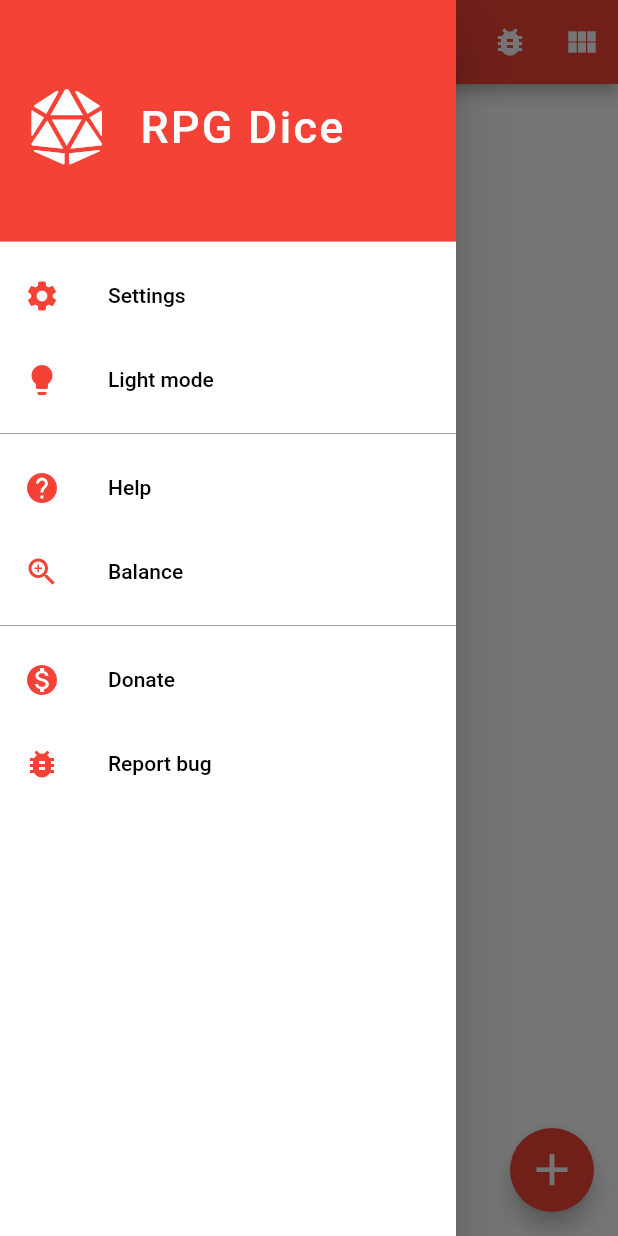
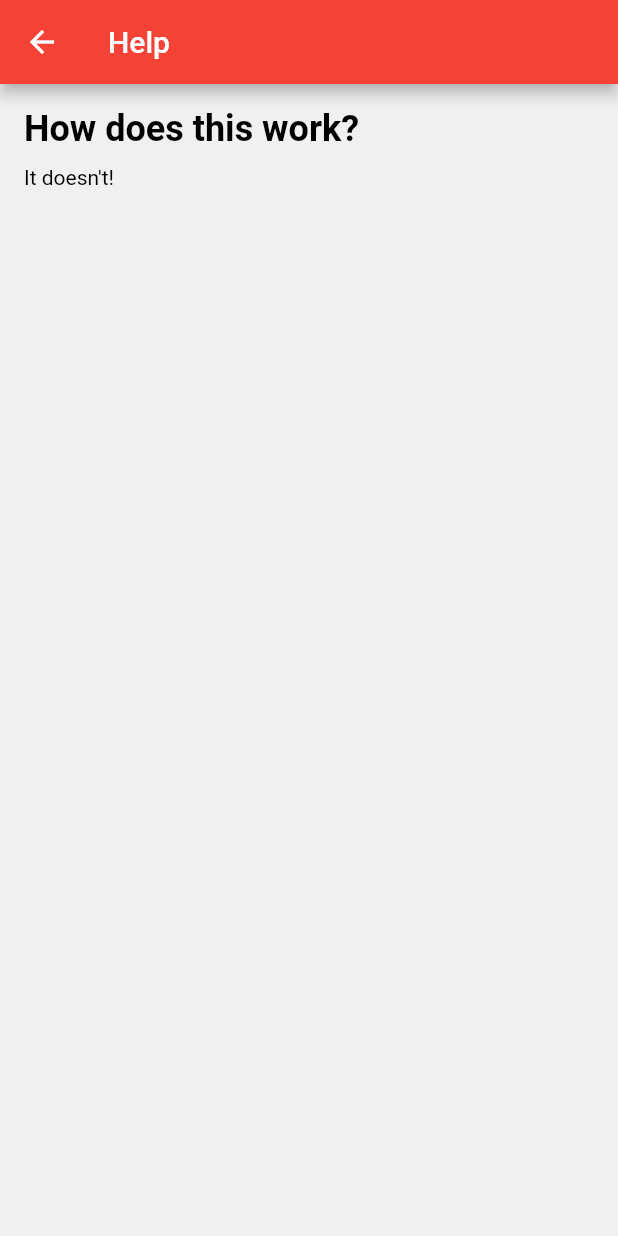
Before and after one commit to rijkdw/rpg-dice-app, a Flutter app: the screen it shows after launch, in the side drawer, after a tap on "Help", on a phone screen of 412 x 824 dp. Run offline on Flutter 3.47's test engine with Material 2 defaults, Android fonts, the phone set to English and light mode, and no system bars; our stand-ins replace fl_chart, flutter_spinkit, font_awesome_flutter, shared_preferences.

Commit message:
Made the help screen skeleton, and added fancy hint texts

```diff
--- a/lib/color_palette.dart
+++ b/lib/color_palette.dart
@@ -1,6 +1,7 @@
 import 'package:flutter/material.dart';
 
 Color darkGray = Color.fromRGBO(20, 20, 20, 1);
+Color darkishGray = Color.fromRGBO(30, 30, 30, 1);
 Color medGray = Color.fromRGBO(40, 40, 40, 1);
 Color lightGray = Color.fromRGBO(80, 80, 80, 1);
 Color gray160 = Color.fromRGBO(160, 160, 160, 1);
--- a/lib/components/my_drawer.dart
+++ b/lib/components/my_drawer.dart
@@ -5,6 +5,7 @@ import 'package:rpg_dice/managers/theme_manager.dart';
 import 'package:rpg_dice/screens/balance_screen.dart';
 
 import 'package:rpg_dice/constants.dart' as constants;
+import 'package:rpg_dice/screens/help_screen.dart';
 
 class MyDrawer extends StatelessWidget {
   @override
@@ -48,7 +49,11 @@ class MyDrawer extends StatelessWidget {
     var helpMenuItem = _MenuListTile(
       text: 'Help',
       iconData: Icons.help,
-      onTap: () {}, // TODO
+      onTap: () {
+        Navigator.of(context).push(MaterialPageRoute(
+          builder: (context) => HelpScreen(),
+        ));
+      },
     );
 
     var balanceMenuItem = _MenuListTile(
--- a/lib/managers/collection_manager.dart
+++ b/lib/managers/collection_manager.dart
@@ -147,7 +147,7 @@ class CollectionManager extends ChangeNotifier {
     // collections
     prefs.setString(_COLLECTIONS_KEY, json.encode(this.diceCollections.map((dc) => dc.toJson()).toList()));
     // categories
-    prefs.setString(_CATEGORY_NAMES_KEY, json.encode(_id2categoryNameMap));
+    // prefs.setString(_CATEGORY_NAMES_KEY, json.encode(_id2categoryNameMap)); // TODO
     print('CollectionManager._storeInLocal() has finished.');
   }
 
--- a/lib/managers/theme_manager.dart
+++ b/lib/managers/theme_manager.dart
@@ -67,7 +67,7 @@ class ThemeManager extends ChangeNotifier {
       genericButtonTextColor: Colors.white,
       genericCanvasColor: ColorPalette.darkGray,
       genericPrimaryTextColor: Colors.white,
-      genericCardColor: ColorPalette.medGray,
+      genericCardColor: ColorPalette.darkishGray,
       // drawer
       drawerHeaderColor: ColorPalette.medGray,
       drawerHeaderTextColor: Colors.white,
--- /dev/null
+++ b/lib/screens/help_screen.dart
@@ -0,0 +1,62 @@
+import 'package:flutter/material.dart';
+import 'package:flutter/widgets.dart';
+import 'package:provider/provider.dart';
+import 'package:rpg_dice/managers/theme_manager.dart';
+import 'package:rpg_dice/utils.dart';
+
+var _text = [
+  {
+    'style': 'heading',
+    'contents': 'How does this work?',
+  },
+  {
+    'style': 'body',
+    'contents': 'It doesn\'t!',
+  },
+];
+
+class HelpScreen extends StatelessWidget {
+  @override
+  Widget build(BuildContext context) {
+    var theme = Provider.of<ThemeManager>(context).theme;
+
+    Widget segment2Widget(Map<String, dynamic> map) {
+      var tag2StyleMap = {
+        'heading': TextStyle(
+          color: theme.genericPrimaryTextColor,
+          fontSize: 24,
+          fontWeight: FontWeight.bold,
+        ),
+        'body': TextStyle(
+          color: theme.genericPrimaryTextColor,
+        ),
+      };
+      return Text(
+        map['contents'],
+        style: tag2StyleMap[map['style']],
+      );
+    }
+
+    return Scaffold(
+      backgroundColor: theme.genericCanvasColor,
+      appBar: AppBar(
+        backgroundColor: theme.appbarColor,
+        title: Text('Help', style: TextStyle(color: theme.appbarTextColor)),
+      ),
+      body: SingleChildScrollView(
+        child: Container(
+          padding: const EdgeInsets.symmetric(horizontal: 16, vertical: 16),
+          width: double.infinity,
+          child: Column(
+            crossAxisAlignment: CrossAxisAlignment.start,
+            mainAxisSize: MainAxisSize.min,
+            children: intersperse(
+              _text.map(segment2Widget).toList(),
+              () => SizedBox(height: 10),
+            ),
+          ),
+        ),
+      ),
+    );
+  }
+}
--- a/lib/utils.dart
+++ b/lib/utils.dart
@@ -43,3 +43,8 @@ String reverseString(String input) {
 }
 
 String toSentenceCase(String input) => input[0].toUpperCase() + input.substring(1).toLowerCase();
+
+dynamic randomFromList(List list) {
+  var random = Random();
+  return list[random.nextInt(list.length)];
+}
```
Also changed, not shown: lib/components/add_new_dice_collection_form.dart (+18 -2 lines), lib/objects/dice_collection.dart (+21 -0 lines).
